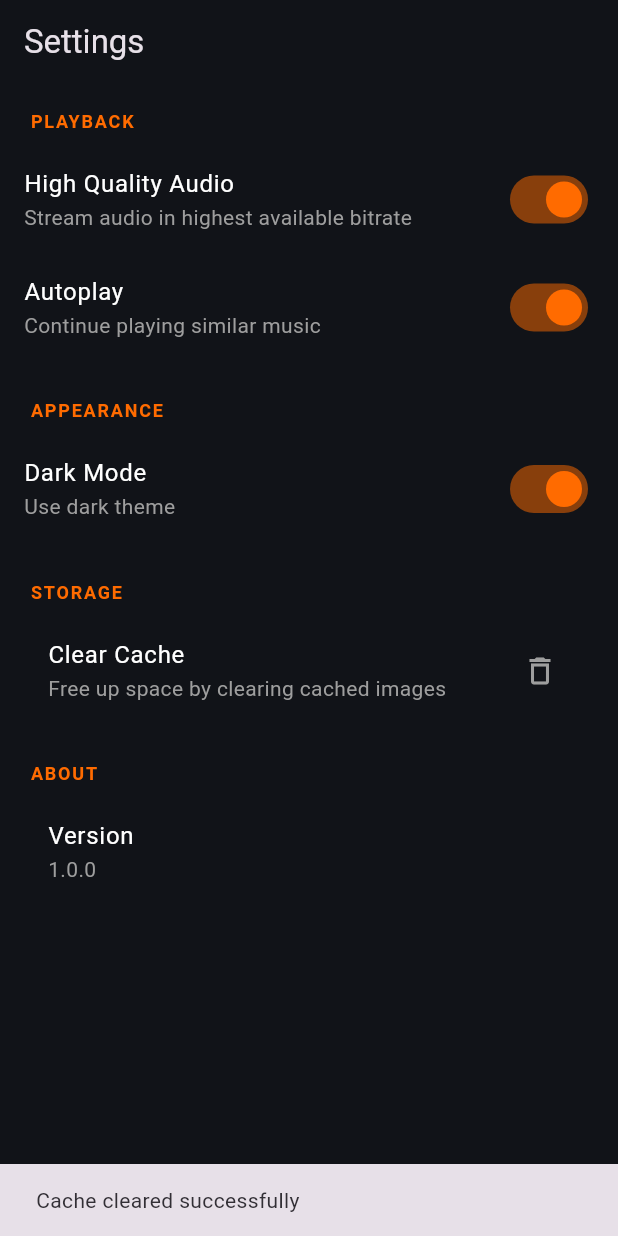
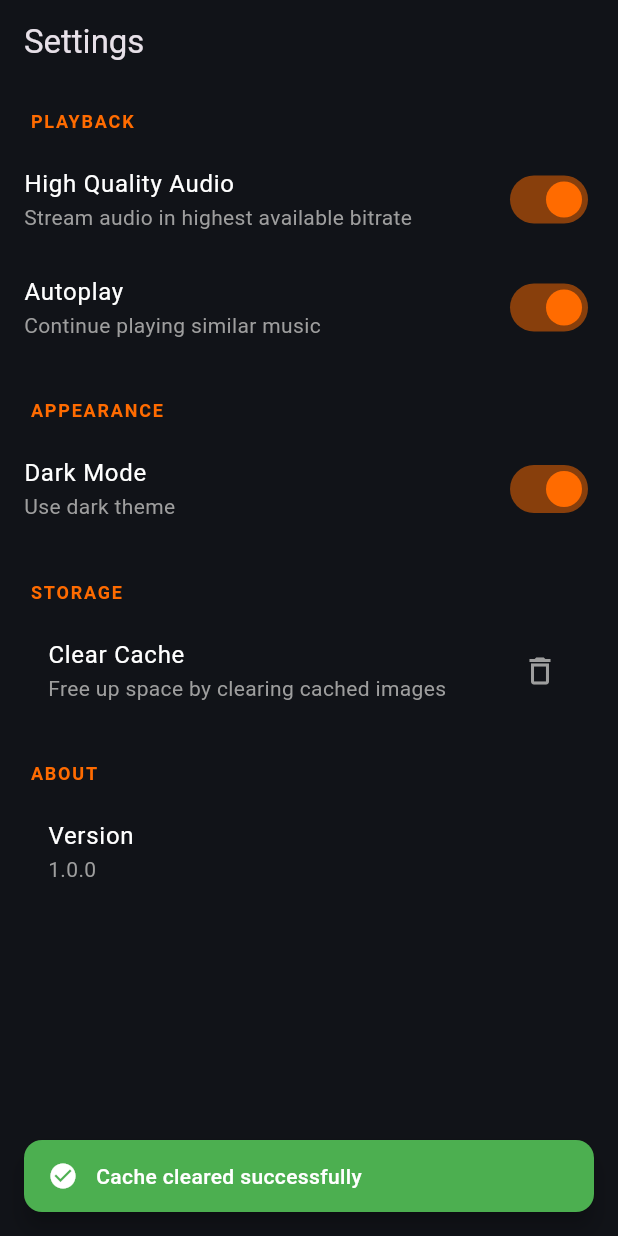
Before and after one commit to dpatel265/Music4ALL, a Flutter app: the SettingsScreen screen opened by its route, after a tap on "Clear Cache", on a phone screen of 412 x 824 dp. Run offline on Flutter 3.47's test engine with Material 3 defaults, Android fonts, the phone set to English and light mode, and no system bars; our stand-ins replace audio_service, dio, flutter_animate, flutter_cache_manager, flutter_dotenv, flutter_riverpod and 5 more; missing offline and left inert: audio_session, youtube_explode_dart; accounts and stored records are empty; network calls fail; statements that could not run were skipped.

Commit message:
feat: Implement skeleton loaders for improved loading states and a new toast service for notifications.

```diff
--- /dev/null
+++ b/music4all/lib/core/services/toast_service.dart
@@ -0,0 +1,47 @@
+import 'package:flutter/material.dart';
+
+class ToastService {
+  static void showSuccess(BuildContext context, String message) {
+    _showToast(context, message, Colors.green, Icons.check_circle);
+  }
+
+  static void showError(BuildContext context, String message) {
+    _showToast(context, message, Colors.redAccent, Icons.error_outline);
+  }
+
+  static void showInfo(BuildContext context, String message) {
+    _showToast(context, message, Colors.blueAccent, Icons.info_outline);
+  }
+
+  static void _showToast(
+    BuildContext context,
+    String message,
+    Color color,
+    IconData icon,
+  ) {
+    ScaffoldMessenger.of(context).showSnackBar(
+      SnackBar(
+        content: Row(
+          children: [
+            Icon(icon, color: Colors.white, size: 20),
+            const SizedBox(width: 12),
+            Expanded(
+              child: Text(
+                message,
+                style: const TextStyle(
+                  color: Colors.white,
+                  fontWeight: FontWeight.w500,
+                ),
+              ),
+            ),
+          ],
+        ),
+        backgroundColor: color,
+        behavior: SnackBarBehavior.floating,
+        shape: RoundedRectangleBorder(borderRadius: BorderRadius.circular(12)),
+        margin: const EdgeInsets.all(16),
+        duration: const Duration(seconds: 3),
+      ),
+    );
+  }
+}
--- a/music4all/lib/features/settings/presentation/settings_screen.dart
+++ b/music4all/lib/features/settings/presentation/settings_screen.dart
@@ -1,6 +1,7 @@
 import 'package:flutter/material.dart';
 import 'package:flutter_cache_manager/flutter_cache_manager.dart';
 import '../../../../core/theme/app_colors.dart';
+import '../../../../core/services/toast_service.dart';
 
 class SettingsScreen extends StatefulWidget {
   const SettingsScreen({super.key});
@@ -65,15 +66,14 @@ class _SettingsScreenState extends State<SettingsScreen> {
               try {
                 await DefaultCacheManager().emptyCache();
                 if (context.mounted) {
-                  ScaffoldMessenger.of(context).showSnackBar(
-                    const SnackBar(content: Text('Cache cleared successfully')),
+                  ToastService.showSuccess(
+                    context,
+                    'Cache cleared successfully',
                   );
                 }
               } catch (e) {
                 if (context.mounted) {
-                  ScaffoldMessenger.of(context).showSnackBar(
-                    SnackBar(content: Text('Failed to clear cache: $e')),
-                  );
+                  ToastService.showError(context, 'Failed to clear cache: $e');
                 }
               }
             },
--- a/music4all/pubspec.yaml
+++ b/music4all/pubspec.yaml
@@ -48,6 +48,7 @@ dependencies:
   uuid: ^4.5.1
   flutter_cache_manager: ^3.4.1
   dio: ^5.9.1
+  shimmer: ^3.0.0
 
 dev_dependencies:
   flutter_test:
```
Also changed, not shown: music4all/lib/core/widgets/skeleton_loader.dart (added, +126 -0 lines), music4all/lib/features/home/presentation/home_screen.dart (+52 -1 lines), music4all/lib/features/search/presentation/search_screen.dart (+6 -2 lines), music4all/pubspec.lock.
